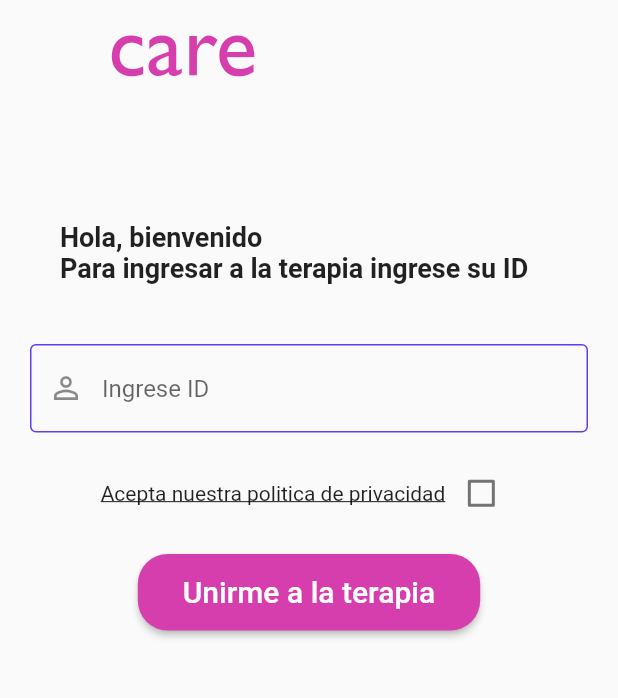
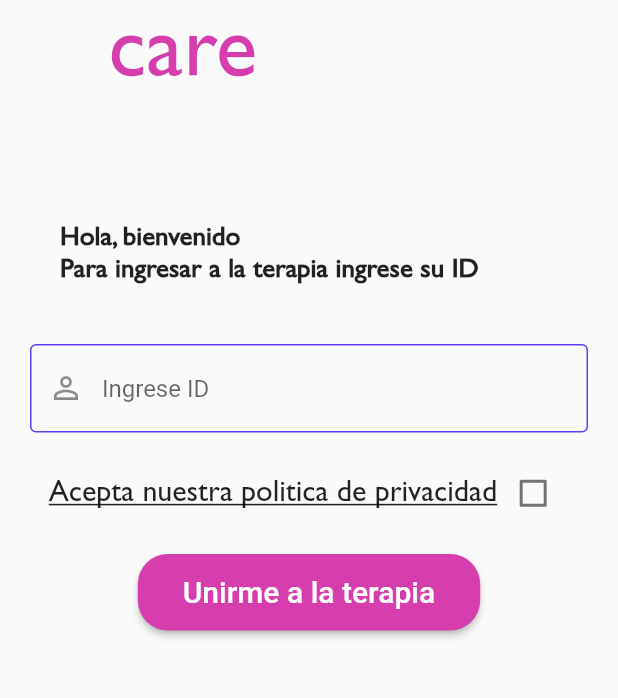
Before and after one commit to Higia-Care/higia_videocall, a Flutter app: the screen it shows after launch, on a phone screen of 412 x 824 dp, the part 400-1098 px from its top. Run offline on Flutter 3.47's test engine with Material 2 defaults, Android fonts, the light colour scheme and no system bars; our stand-ins replace animate_do, permission_handler; missing offline and left inert: agora_rtc_engine.

Commit message:
solving bugs

```diff
--- a/lib/src/constants/constants_ui.dart
+++ b/lib/src/constants/constants_ui.dart
@@ -34,7 +34,7 @@ var themeData = ThemeData(
   iconTheme: IconThemeData(color: kprimaryColorTheme),
   accentColor: ksecundaryHeaderColorTheme,
   textTheme: TextTheme(
-      bodyText1: TextStyle(
+      body1: TextStyle(
     fontSize: 20,
     fontFamily: "gill",
   )),
```
Also changed, not shown: lib/src/pages/index.dart (+2 -6 lines), pubspec.yaml (+4 -4 lines), pubspec.lock, 1 other file.
